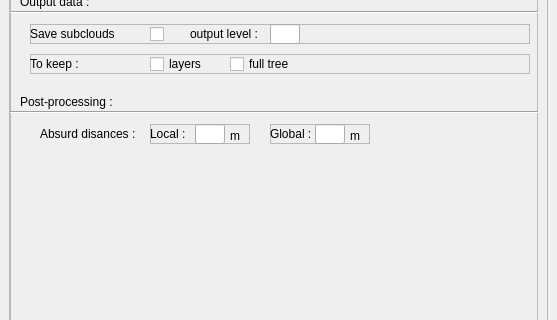
Qt form src/gui/advanced_options.ui (destoswa/pointcloud_movement_tracker) before a commit; both pictures show x 0 to 557 and y 405 to 725 of the 557 by 916 pixel window.
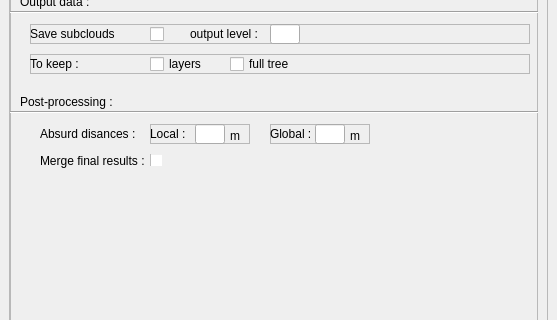
The same form after that commit.

Commit message: corrections on load with configuration + merging final leaves

Patch:
```diff
--- a/src/gui/advanced_options.ui
+++ b/src/gui/advanced_options.ui
@@ -985,6 +985,32 @@
             <string>* can be a single number or a list</string>
            </property>
           </widget>
+          <widget class="QCheckBox" name="cb_merge_res">
+           <property name="geometry">
+            <rect>
+             <x>140</x>
+             <y>540</y>
+             <width>12</width>
+             <height>12</height>
+            </rect>
+           </property>
+           <property name="text">
+            <string/>
+           </property>
+          </widget>
+          <widget class="QLabel" name="label_31">
+           <property name="geometry">
+            <rect>
+             <x>30</x>
+             <y>536</y>
+             <width>104</width>
+             <height>21</height>
+            </rect>
+           </property>
+           <property name="text">
+            <string>Merge final results :</string>
+           </property>
+          </widget>
          </widget>
         </item>
        </layout>
```
The commit also changes 12 other files.
